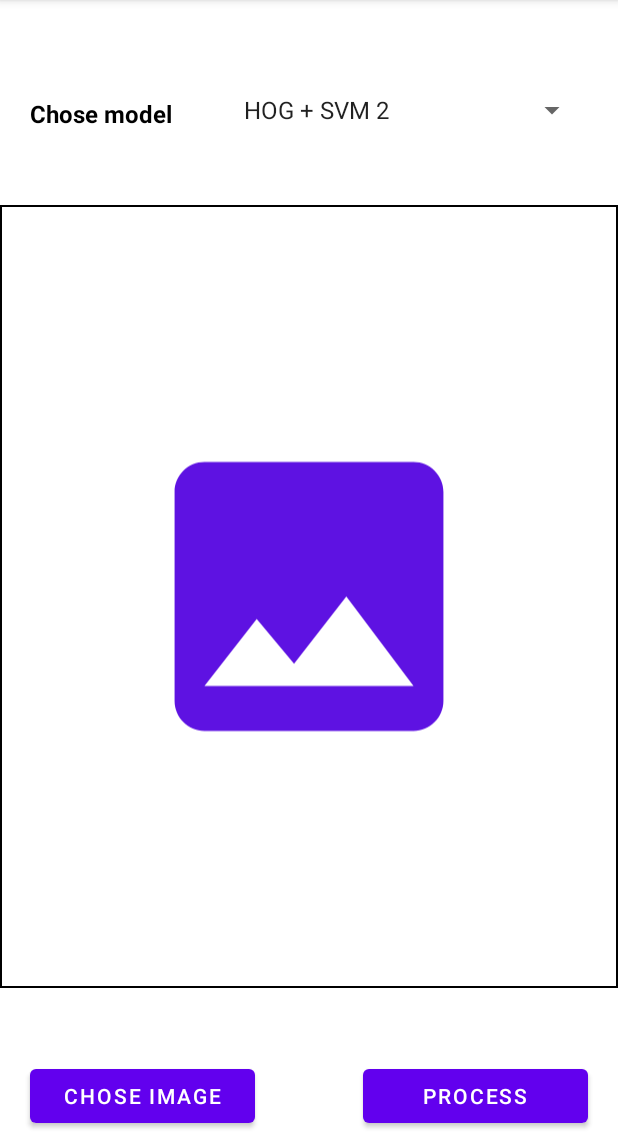
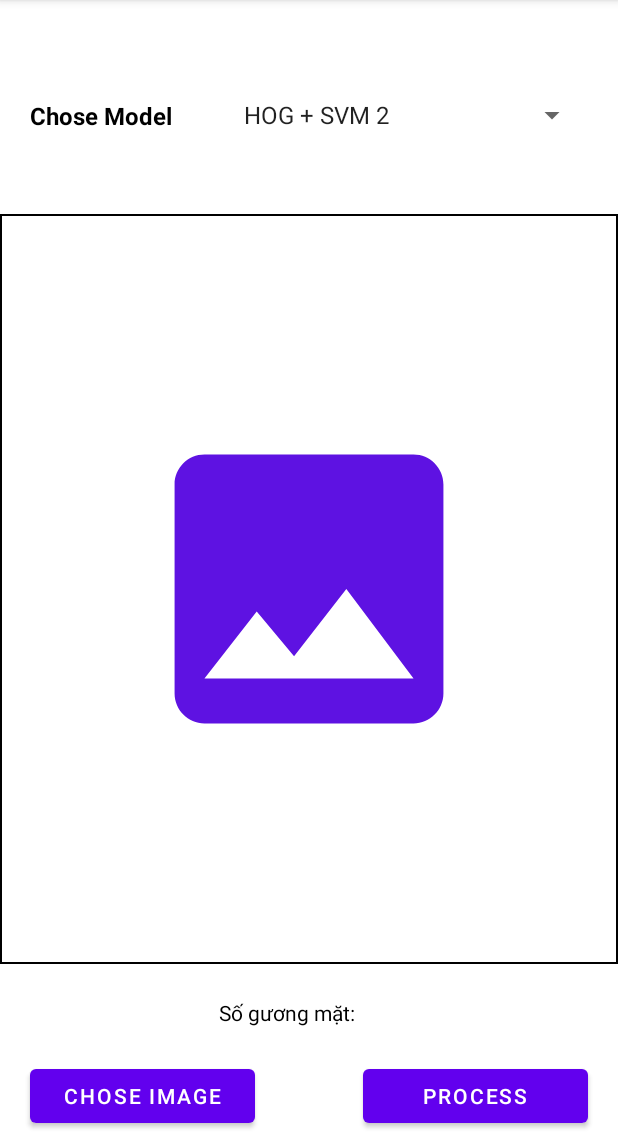
Before and after one commit to SonTH183823/DAKTMT, an Android app: the screen it shows after launch (MainActivity), on a phone screen of 412 x 824 dp, the part 89-1236 px from its top. Run offline under Robolectric (Android 15) with nearby library versions, the phone set to English and light mode, and no system bars; libraries missing offline, so code that uses them is left out: com.chaquo.python, com.github.drjacky.imagepicker, droidninja.filepicker, pub.devrel.easypermissions; 1 statement that could not run was skipped.

Commit message:
add mtccnn model

```diff
--- a/app/build.gradle
+++ b/app/build.gradle
@@ -27,6 +27,10 @@ android {
                 install "imutils"
                 install "dlib"
                 install "opencv-python"
+                install "mtcnn"
+                install "matplotlib"
+                install "tensorflow"
+                install "Pillow"
             }
         }
 
--- a/app/src/main/res/layout/activity_main.xml
+++ b/app/src/main/res/layout/activity_main.xml
@@ -61,8 +61,8 @@
     <ImageView
         android:id="@+id/imageView"
         android:layout_width="match_parent"
-        android:layout_height="522dp"
-        android:layout_marginTop="150dp"
+        android:layout_height="500dp"
+        android:layout_marginTop="120dp"
         android:layout_marginBottom="54dp"
         android:adjustViewBounds="true"
         android:background="@drawable/border_image"
@@ -96,16 +96,44 @@
         app:layout_constraintEnd_toEndOf="parent"
         app:layout_constraintTop_toBottomOf="@+id/appBarLayout2" />
 
+<!--    <TextView-->
+<!--        android:id="@+id/textView2"-->
+<!--        android:layout_width="wrap_content"-->
+<!--        android:layout_height="wrap_content"-->
+<!--        android:layout_marginStart="20dp"-->
+<!--        android:layout_marginTop="52dp"-->
+<!--        android:layout_marginBottom="38dp"-->
+<!--        android:lineHeight="10dp"-->
+<!--        android:text="Chose model"-->
+<!--        android:textAlignment="center"-->
+<!--        android:textColor="@color/black"-->
+<!--        android:textSize="16sp"-->
+<!--        android:textStyle="bold"-->
+<!--        app:layout_constraintBottom_toTopOf="@+id/imageView"-->
+<!--        app:layout_constraintStart_toStartOf="parent"-->
+<!--        app:layout_constraintTop_toBottomOf="@+id/appBarLayout2" />-->
+
     <TextView
-        android:id="@+id/textView2"
+        android:id="@+id/textViewRS"
+        android:layout_width="wrap_content"
+        android:layout_height="wrap_content"
+        android:layout_marginStart="146dp"
+        android:layout_marginTop="10dp"
+        android:layout_marginBottom="10dp"
+        android:text="Số gương mặt: "
+        android:textColor="@color/black"
+        app:layout_constraintBottom_toTopOf="@+id/button_chose_image"
+        app:layout_constraintStart_toStartOf="parent"
+        app:layout_constraintTop_toBottomOf="@+id/imageView" />
+
+    <TextView
+        android:id="@+id/textView4"
         android:layout_width="wrap_content"
         android:layout_height="wrap_content"
         android:layout_marginStart="20dp"
-        android:layout_marginTop="52dp"
-        android:layout_marginBottom="38dp"
-        android:lineHeight="10dp"
-        android:text="Chose model"
-        android:textAlignment="center"
+        android:layout_marginTop="35dp"
+        android:layout_marginBottom="24dp"
+        android:text="Chose Model"
         android:textColor="@color/black"
         android:textSize="16sp"
         android:textStyle="bold"
--- a/app/src/main/res/values/strings.xml
+++ b/app/src/main/res/values/strings.xml
@@ -1,8 +1,8 @@
 <resources>
-    <string name="app_name">AppName</string>
+    <string name="app_name">Face Detection</string>
     <string-array name="models_array">
         <item>HOG + SVM 2</item>
         <item>HOG + SVM 3</item>
-        <item>YoLo v5</item>
+        <item>Multi-Task Cascaded CNN</item>
     </string-array>
 </resources>
```
Also changed, not shown: app/src/main/java/com/example/maskrcnn/AsyncTaskHogSvm.java (+54 -11 lines), app/src/main/java/com/example/maskrcnn/MainActivity.java (+7 -8 lines), app/src/main/java/com/example/maskrcnn/ResultActivity.java (+6 -2 lines), 2 other files.
